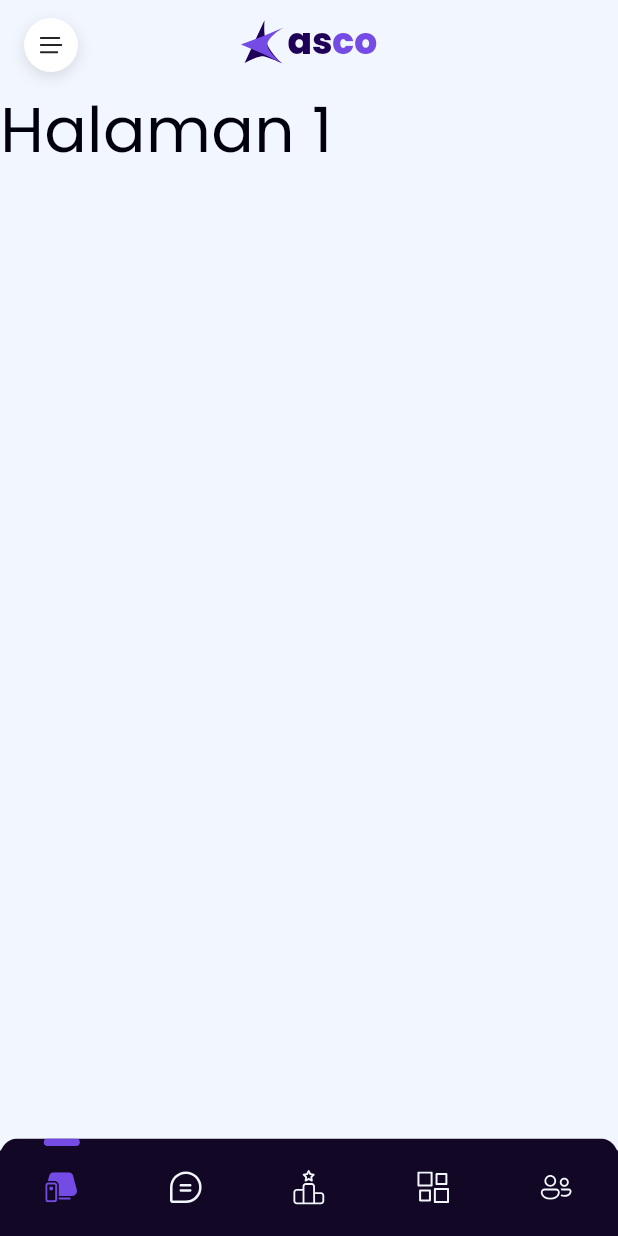
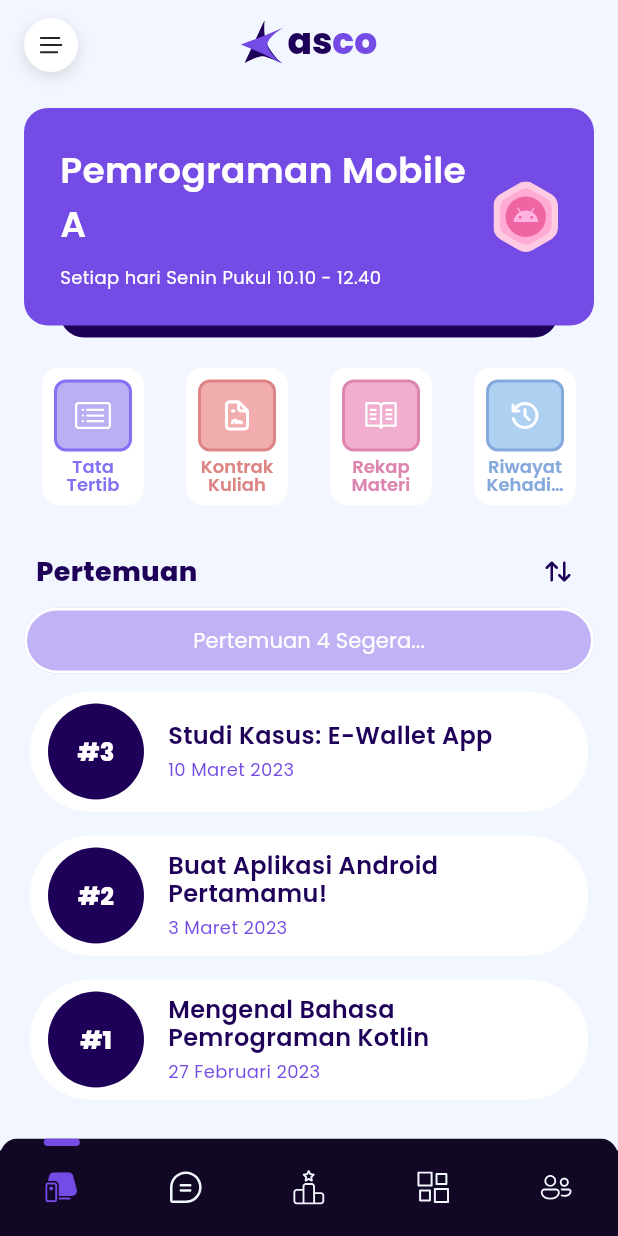
Before and after one commit to ToKu404/asco, a Flutter app: the MainMenuPage screen opened directly, on a phone screen of 412 x 824 dp. Run offline on Flutter 3.47's test engine with Material 2 defaults, Android fonts, the phone set to English and light mode, and no system bars; our stand-ins replace flutter_svg, rive.

Commit message:
feat: create slicing UI of laboratorium page

```diff
--- /dev/null
+++ b/lib/src/presentations/features/menu/laboratory/laboratory_page.dart
@@ -0,0 +1,364 @@
+import 'package:flutter/material.dart';
+import 'package:flutter_svg/flutter_svg.dart';
+
+import 'package:asco/core/constants/asset_path.dart';
+import 'package:asco/core/constants/color_const.dart';
+import 'package:asco/core/constants/size_const.dart';
+import 'package:asco/core/constants/text_const.dart';
+
+class StudentLaboratoryPage extends StatelessWidget {
+  const StudentLaboratoryPage({super.key});
+
+  @override
+  Widget build(BuildContext context) {
+    const labMenuCards = <MenuCard>[
+      MenuCard(
+        title: 'Tata Tertib',
+        strokeColor: Palette.purple40,
+        fillColor: Palette.purple20,
+        iconName: 'card_list_outlined.svg',
+      ),
+      MenuCard(
+        title: 'Kontrak Kuliah',
+        strokeColor: Palette.salmon40,
+        fillColor: Palette.salmon20,
+        iconName: 'file_contract_outlined.svg',
+      ),
+      MenuCard(
+        title: 'Rekap Materi',
+        strokeColor: Palette.plum40,
+        fillColor: Palette.plum20,
+        iconName: 'book_outlined.svg',
+      ),
+      MenuCard(
+        title: 'Riwayat Kehadiran',
+        strokeColor: Palette.azure40,
+        fillColor: Palette.azure20,
+        iconName: 'history_outlined.svg',
+      ),
+    ];
+
+    const labCourses = <Course>[
+      Course(3, 'Studi Kasus: E-Wallet App', '10 Maret 2023'),
+      Course(2, 'Buat Aplikasi Android Pertamamu!', '3 Maret 2023'),
+      Course(1, 'Mengenal Bahasa Pemrograman Kotlin', '27 Februari 2023'),
+    ];
+
+    return Scaffold(
+      backgroundColor: Palette.grey,
+      body: SingleChildScrollView(
+        padding: const EdgeInsets.fromLTRB(16, 16, 16, 24),
+        child: Column(
+          children: <Widget>[
+            _buildHeader(
+              context,
+              title: 'Pemrograman Mobile A',
+              subtitle: 'Setiap hari Senin Pukul 10.10 - 12.40',
+              badgeAssetName: 'badge_android.svg',
+            ),
+            const SizedBox(height: 24),
+            _buildMenuCards(labMenuCards),
+            const SizedBox(height: 16),
+            _buildMeetingHeader(),
+            _buildMeetingBody(labCourses),
+          ],
+        ),
+      ),
+    );
+  }
+
+  Stack _buildHeader(
+    BuildContext context, {
+    required String title,
+    required String subtitle,
+    required String badgeAssetName,
+  }) {
+    return Stack(
+      clipBehavior: Clip.none,
+      alignment: AlignmentDirectional.center,
+      children: <Widget>[
+        Positioned(
+          bottom: -8,
+          child: Container(
+            width: AppSize.getAppWidth(context) - 80,
+            height: 16,
+            decoration: const BoxDecoration(
+              borderRadius: BorderRadius.vertical(
+                bottom: Radius.circular(16),
+              ),
+              color: Palette.purple100,
+            ),
+          ),
+        ),
+        Container(
+          width: AppSize.getAppWidth(context),
+          decoration: BoxDecoration(
+            borderRadius: BorderRadius.circular(16),
+            color: Palette.purple60,
+          ),
+          child: Padding(
+            padding: const EdgeInsets.all(24),
+            child: Row(
+              mainAxisAlignment: MainAxisAlignment.spaceBetween,
+              children: <Widget>[
+                Expanded(
+                  child: Column(
+                    crossAxisAlignment: CrossAxisAlignment.start,
+                    children: <Widget>[
+                      Text(
+                        title,
+                        style: kTextTheme.headlineMedium?.copyWith(
+                          fontWeight: FontWeight.w600,
+                          color: Palette.white,
+                          height: 1.5,
+                        ),
+                      ),
+                      const SizedBox(height: 8),
+                      Text(
+                        subtitle,
+                        style: kTextTheme.bodyMedium?.copyWith(
+                          color: Palette.white,
+                        ),
+                      ),
+                    ],
+                  ),
+                ),
+                SizedBox(
+                  width: 43,
+                  height: 47,
+                  child: SvgPicture.asset(
+                    AssetPath.getVector(badgeAssetName),
+                  ),
+                ),
+              ],
+            ),
+          ),
+        ),
+      ],
+    );
+  }
+
+  Padding _buildMenuCards(List<MenuCard> labMenuCards) {
+    return Padding(
+      padding: const EdgeInsets.symmetric(horizontal: 8),
+      child: Row(
+        mainAxisAlignment: MainAxisAlignment.spaceBetween,
+        children: labMenuCards,
+      ),
+    );
+  }
+
+  Padding _buildMeetingHeader() {
+    return Padding(
+      padding: const EdgeInsets.only(left: 8),
+      child: Row(
+        mainAxisAlignment: MainAxisAlignment.spaceBetween,
+        children: <Widget>[
+          Text(
+            'Pertemuan',
+            style: kTextTheme.titleMedium?.copyWith(
+              fontWeight: FontWeight.w700,
+              color: Palette.purple100,
+            ),
+          ),
+          IconButton(
+            onPressed: () {},
+            icon: SvgPicture.asset(
+              AssetPath.getIcons('arrow_sort_filled.svg'),
+              color: Palette.purple100,
+              width: 20,
+            ),
+            tooltip: 'Sort',
+          )
+        ],
+      ),
+    );
+  }
+
+  Column _buildMeetingBody(List<Course> courses) {
+    return Column(
+      children: <Widget>[
+        SizedBox(
+          width: double.infinity,
+          height: 44,
+          child: OutlinedButton(
+            onPressed: null,
+            style: OutlinedButton.styleFrom(
+              side: const BorderSide(width: 2, color: Palette.white),
+              foregroundColor: Palette.white,
+              disabledForegroundColor: Palette.white,
+              backgroundColor: Palette.purple60.withOpacity(.4),
+              disabledBackgroundColor: Palette.purple60.withOpacity(.4),
+            ),
+            child: const Text('Pertemuan 4 Segera...'),
+          ),
+        ),
+        const SizedBox(height: 8),
+        ListView.separated(
+          physics: const NeverScrollableScrollPhysics(),
+          itemBuilder: (context, index) {
+            return MeetingCard(
+              course: courses[index],
+              courseNumberBackgroundColor: Palette.purple100,
+            );
+          },
+          separatorBuilder: (_, __) => const SizedBox(height: 8),
+          itemCount: courses.length,
+          shrinkWrap: true,
+        ),
+      ],
+    );
+  }
+}
+
+class MenuCard extends StatelessWidget {
+  final String title;
+  final Color strokeColor;
+  final Color fillColor;
+  final String iconName;
+
+  const MenuCard({
+    super.key,
+    required this.title,
+    required this.strokeColor,
+    required this.fillColor,
+    required this.iconName,
+  });
+
+  @override
+  Widget build(BuildContext context) {
+    return Card(
+      elevation: 0,
+      color: Palette.white,
+      clipBehavior: Clip.antiAlias,
+      shape: RoundedRectangleBorder(
+        borderRadius: BorderRadius.circular(12),
+      ),
+      child: InkWell(
+        onTap: () {},
+        child: SizedBox(
+          width: 68,
+          height: 92,
+          child: Padding(
+            padding: const EdgeInsets.all(8),
+            child: Column(
+              children: <Widget>[
+                Expanded(
+                  child: Container(
+                    decoration: BoxDecoration(
+                      color: fillColor,
+                      borderRadius: BorderRadius.circular(8),
+                      border: Border.all(
+                        width: 2,
+                        color: strokeColor,
+                      ),
+                    ),
+                    child: Center(
+                      child: SvgPicture.asset(
+                        AssetPath.getIcons(iconName),
+                      ),
+                    ),
+                  ),
+                ),
+                const SizedBox(height: 4),
+                Text(
+                  title,
+                  maxLines: 2,
+                  textAlign: TextAlign.center,
+                  overflow: TextOverflow.ellipsis,
+                  style: kTextTheme.bodyMedium?.copyWith(
+                    fontWeight: FontWeight.w600,
+                    color: strokeColor,
+                    letterSpacing: 0,
+                    height: 1,
+                  ),
+                ),
+              ],
+            ),
+          ),
+        ),
+      ),
+    );
+  }
+}
+
+class MeetingCard extends StatelessWidget {
+  final Course course;
+  final Color courseNumberBackgroundColor;
+
+  const MeetingCard({
+    super.key,
+    required this.course,
+    required this.courseNumberBackgroundColor,
+  });
+
+  @override
+  Widget build(BuildContext context) {
+    return Card(
+      elevation: 0,
+      color: Palette.white,
+      clipBehavior: Clip.antiAlias,
+      shape: RoundedRectangleBorder(
+        borderRadius: BorderRadius.circular(40),
+      ),
+      child: InkWell(
+        onTap: () {},
+        child: SizedBox(
+          height: 80,
+          child: Padding(
+            padding: const EdgeInsets.fromLTRB(4, 8, 16, 8),
+            child: Row(
+              children: <Widget>[
+                CircleAvatar(
+                  radius: 40,
+                  backgroundColor: courseNumberBackgroundColor,
+                  child: Text(
+                    '#${course.number}',
+                    style: kTextTheme.titleSmall?.copyWith(
+                      fontWeight: FontWeight.w700,
+                      color: Palette.white,
+                    ),
+                  ),
+                ),
+                const SizedBox(width: 8),
+                Expanded(
+                  child: Column(
+                    mainAxisAlignment: MainAxisAlignment.center,
+                    crossAxisAlignment: CrossAxisAlignment.start,
+                    children: <Widget>[
+                      Text(
+                        course.topic,
+                        maxLines: 2,
+                        overflow: TextOverflow.ellipsis,
+                        style: kTextTheme.titleSmall?.copyWith(
+                          fontWeight: FontWeight.w600,
+                          color: Palette.purple100,
+                          height: 1.2,
+                        ),
+                      ),
+                      const SizedBox(height: 4),
+                      Text(
+                        course.date,
+                        style: kTextTheme.bodyMedium?.copyWith(
+                          color: Palette.purple60,
+                        ),
+                      ),
+                    ],
+                  ),
+                ),
+              ],
+            ),
+          ),
+        ),
+      ),
+    );
+  }
+}
+
+class Course {
+  final int number;
+  final String topic;
+  final String date;
+
+  const Course(this.number, this.topic, this.date);
+}
--- a/lib/src/presentations/features/menu/main_menu_page.dart
+++ b/lib/src/presentations/features/menu/main_menu_page.dart
@@ -1,6 +1,7 @@
 import 'package:asco/core/constants/app_route.dart';
 import 'package:asco/core/constants/color_const.dart';
 import 'package:asco/core/constants/text_const.dart';
+import 'package:asco/src/presentations/features/menu/laboratory/laboratory_page.dart';
 import 'package:asco/src/presentations/features/menu/people/people_page.dart';
 import 'package:asco/src/presentations/widgets/side_menu_parent.dart';
 import 'package:flutter/material.dart';
@@ -30,13 +31,7 @@ class MainMenuPage extends StatefulWidget {
 class _MainMenuPageState extends State<MainMenuPage> {
   int _selectedIndex = 0;
   final _pages = [
-    Scaffold(
-      backgroundColor: Palette.grey,
-      body: Text(
-        'Halaman 1',
-        style: kTextTheme.displayLarge?.copyWith(color: Palette.black),
-      ),
-    ),
+    const StudentLaboratoryPage(),
     Scaffold(
       backgroundColor: Palette.grey,
       body: Text(
```
Also changed, not shown: assets/icons/arrow_sort_filled.svg (added), assets/icons/book_outlined.svg (added), assets/icons/card_list_outlined.svg (added), assets/icons/file_contract_outlined.svg (added), assets/icons/history_outlined.svg (added), lib/src/presentations/features/laboratory/main_laboratory_page.dart (deleted).
